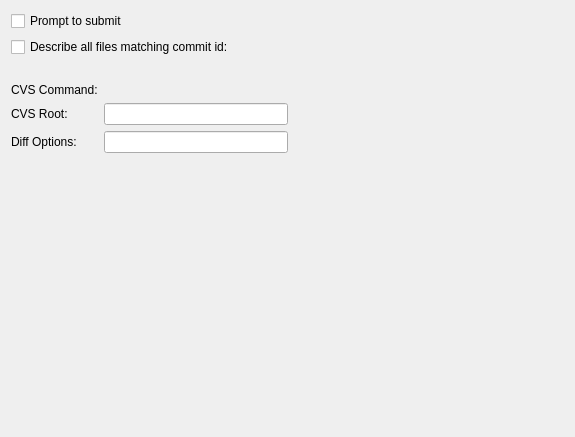
Old version of the form src/plugins/cvs/settingspage.ui in the repository qt-creator/qt-creator.
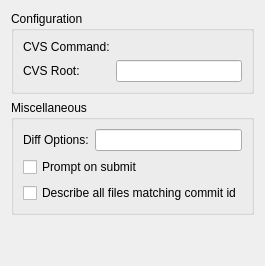
New version of the form. Custom widgets are drawn as their Qt base class.

```diff
--- a/src/plugins/cvs/settingspage.ui
+++ b/src/plugins/cvs/settingspage.ui
@@ -2,59 +2,13 @@
 <ui version="4.0">
  <class>CVS::Internal::SettingsPage</class>
  <widget class="QWidget" name="CVS::Internal::SettingsPage">
-  <property name="geometry">
-   <rect>
-    <x>0</x>
-    <y>0</y>
-    <width>575</width>
-    <height>437</height>
-   </rect>
-  </property>
-  <layout class="QHBoxLayout" name="horizontalLayout">
-   <item>
     <layout class="QVBoxLayout" name="verticalLayout">
      <item>
-      <layout class="QFormLayout" name="formLayout_3">
-       <item row="0" column="0" colspan="2">
-        <widget class="QCheckBox" name="promptToSubmitCheckBox">
-         <property name="text">
-          <string>Prompt to submit</string>
-         </property>
-        </widget>
-       </item>
-      </layout>
-     </item>
-     <item>
-      <widget class="QCheckBox" name="describeByCommitIdCheckBox">
-       <property name="toolTip">
-        <string>When checked, all files touched by a commit will be displayed when clicking on a revision number in the annotation view (retrieved via commit id). Otherwise, only the respective file will be displayed.</string>
-       </property>
-       <property name="text">
-        <string>Describe all files matching commit id:</string>
-       </property>
-      </widget>
-     </item>
-     <item>
-      <spacer name="topverticalSpacer">
-       <property name="orientation">
-        <enum>Qt::Vertical</enum>
-       </property>
-       <property name="sizeType">
-        <enum>QSizePolicy::Fixed</enum>
-       </property>
-       <property name="sizeHint" stdset="0">
-        <size>
-         <width>20</width>
-         <height>20</height>
-        </size>
-       </property>
-      </spacer>
-     </item>
-     <item>
+    <widget class="QGroupBox" name="miscGroupBox">
+     <property name="title">
+      <string>Configuration</string>
+     </property>
       <layout class="QFormLayout" name="formLayout_2">
-       <property name="margin">
-        <number>0</number>
-       </property>
        <item row="0" column="0">
         <widget class="QLabel" name="commandLabel">
          <property name="text">
@@ -75,17 +29,44 @@
        <item row="1" column="1">
         <widget class="QLineEdit" name="rootLineEdit"/>
        </item>
-       <item row="2" column="0">
+     </layout>
+    </widget>
+   </item>
+   <item>
+    <widget class="QGroupBox" name="miscGroupBox_2">
+     <property name="title">
+      <string>Miscellaneous</string>
+     </property>
+     <layout class="QFormLayout" name="formLayout">
+      <item row="0" column="0">
         <widget class="QLabel" name="diffOptionsLabel">
          <property name="text">
           <string>Diff Options:</string>
          </property>
         </widget>
        </item>
-       <item row="2" column="1">
+      <item row="0" column="1">
         <widget class="QLineEdit" name="diffOptionsLineEdit"/>
        </item>
-      </layout>
+      <item row="1" column="0" colspan="2">
+       <widget class="QCheckBox" name="promptToSubmitCheckBox">
+        <property name="text">
+         <string>Prompt on submit</string>
+        </property>
+       </widget>
+      </item>
+      <item row="2" column="0" colspan="2">
+       <widget class="QCheckBox" name="describeByCommitIdCheckBox">
+        <property name="toolTip">
+         <string>When checked, all files touched by a commit will be displayed when clicking on a revision number in the annotation view (retrieved via commit id). Otherwise, only the respective file will be displayed.</string>
+        </property>
+        <property name="text">
+         <string>Describe all files matching commit id</string>
+        </property>
+       </widget>
+      </item>
+     </layout>
+    </widget>
      </item>
      <item>
       <spacer name="verticalSpacer">
@@ -96,21 +77,6 @@
         <size>
          <width>20</width>
          <height>40</height>
-        </size>
-       </property>
-      </spacer>
-     </item>
-    </layout>
-   </item>
-   <item>
-    <spacer name="horizontalSpacer">
-     <property name="orientation">
-      <enum>Qt::Horizontal</enum>
-     </property>
-     <property name="sizeHint" stdset="0">
-      <size>
-       <width>105</width>
-       <height>20</height>
       </size>
      </property>
     </spacer>
```
Lines whose indentation alone changed are shown as unchanged.
